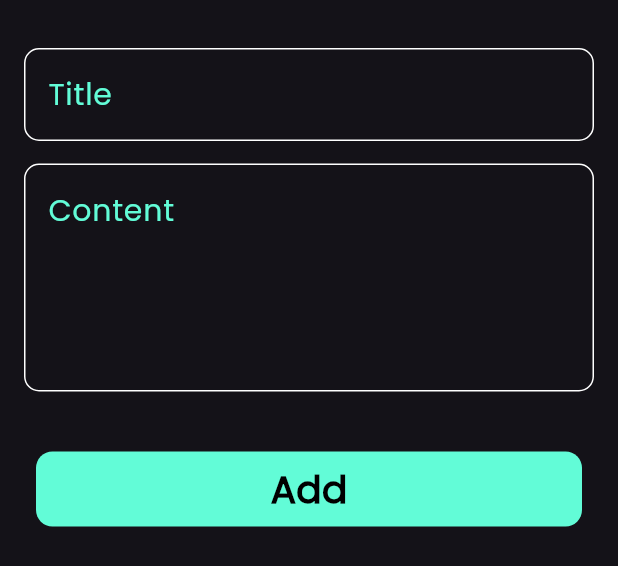
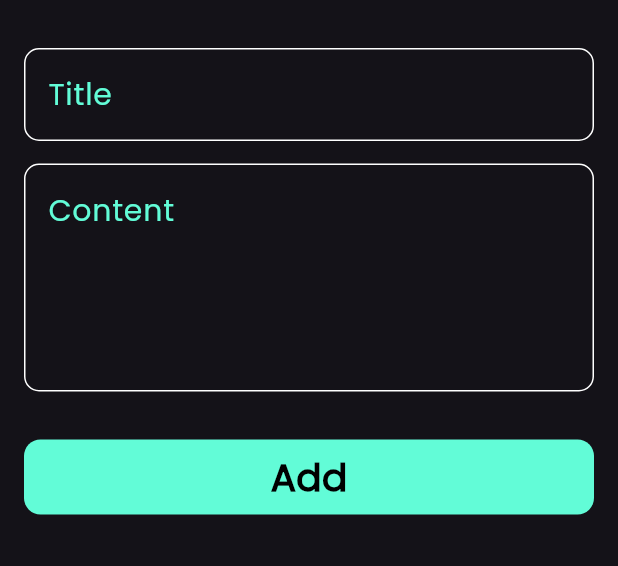
Before and after one commit to engshenoda/notesapp, a Flutter app: the AddNoteBottomSheet widget shown alone on an empty page, opened directly, on a phone screen of 412 x 824 dp. Shown: the top 566 px of the screen. Run offline on Flutter 3.47's test engine with Material 3 defaults, Android fonts, the phone set to English and light mode, and no system bars; drawn by our look-alikes of modal_progress_hud_nsn; our stand-ins replace bloc, flutter_bloc, hive, hive_flutter; accounts and stored records are empty.

Commit message:
change at note bottom sheet

```diff
--- a/lib/main.dart
+++ b/lib/main.dart
@@ -2,7 +2,6 @@ import 'package:flutter/material.dart';
 import 'package:flutter_bloc/flutter_bloc.dart';
 import 'package:hive_flutter/hive_flutter.dart';
 import 'package:notesapp/constans/colors.dart';
-import 'package:notesapp/cubits/add_note_cubit/add_note_cubit.dart';
 import 'package:notesapp/models/note_model.dart';
 import 'package:notesapp/simple_bloc_observer.dart';
 import 'package:notesapp/views/notes_view.dart';
--- a/lib/widgets/add_note_bottom_sheet.dart
+++ b/lib/widgets/add_note_bottom_sheet.dart
@@ -11,8 +11,6 @@ class AddNoteBottomSheet extends StatelessWidget {
   Widget build(BuildContext context) {
     return BlocProvider(
       create: (context) => AddNoteCubit(),
-      child: Padding(
-        padding: const EdgeInsets.symmetric(horizontal: 16),
       child: BlocConsumer<AddNoteCubit, AddNoteState>(
         listener: (context, state) {
           if (state is AddNoteFailure) {
@@ -24,11 +22,18 @@ class AddNoteBottomSheet extends StatelessWidget {
         },
         builder: (context, state) {
           return ModalProgressHUD(
-              inAsyncCall: state is AddNoteLoading ? true : false,
-              child: const SingleChildScrollView(child: AddNoteForm()),
+            inAsyncCall: false,
+            child: AbsorbPointer(
+              absorbing: state is AddNoteLoading ? true : false,
+              child: const Padding(
+                padding: EdgeInsets.symmetric(horizontal: 16),
+                child: SingleChildScrollView(
+                  child: AddNoteForm(),
+                ),
+              ),
+            ),
           );
         },
-        ),
       ),
     );
   }
--- a/lib/widgets/add_note_form.dart
+++ b/lib/widgets/add_note_form.dart
@@ -45,9 +45,11 @@ class _AddNoteFormState extends State<AddNoteForm> {
             },
           ),
           const SizedBox(height: 32),
-          Padding(
-            padding: const EdgeInsets.all(8.0),
-            child: CustomBottom(
+          BlocBuilder<AddNoteCubit,AddNoteState>(
+            builder: (context, state) {
+
+                return CustomBottom(
+                  isLoading: state is AddNoteLoading ? true : false,
                   color: kprimarycolor,
                   text: 'Add',
                   onTap: () {
@@ -65,7 +67,10 @@ class _AddNoteFormState extends State<AddNoteForm> {
                       setState(() {});
                     }
                   },
-            ),
+                );
+              }
+
+
           ),
         ],
       ),
--- a/lib/widgets/custom_bottom.dart
+++ b/lib/widgets/custom_bottom.dart
@@ -2,10 +2,15 @@ import 'package:flutter/material.dart';
 
 class CustomBottom extends StatelessWidget {
   const CustomBottom(
-      {super.key, required this.text, required this.color, this.onTap});
+      {super.key,
+      required this.text,
+      required this.color,
+      this.onTap,
+      this.isLoading = false});
   final String text;
   final Color color;
   final void Function()? onTap;
+  final bool isLoading;
   @override
   Widget build(BuildContext context) {
     return GestureDetector(
@@ -18,7 +23,15 @@ class CustomBottom extends StatelessWidget {
           borderRadius: BorderRadius.circular(11),
         ),
         child: Center(
-          child: Text(
+          child: isLoading
+              ? SizedBox(
+                  height: 24,
+                  width: 24,
+                  child: const CircularProgressIndicator(
+                    color: Colors.black,
+                  ),
+                )
+              : Text(
                   text,
                   style: const TextStyle(
                     color: Colors.black,
```
Lines whose indentation alone changed are shown as unchanged.
